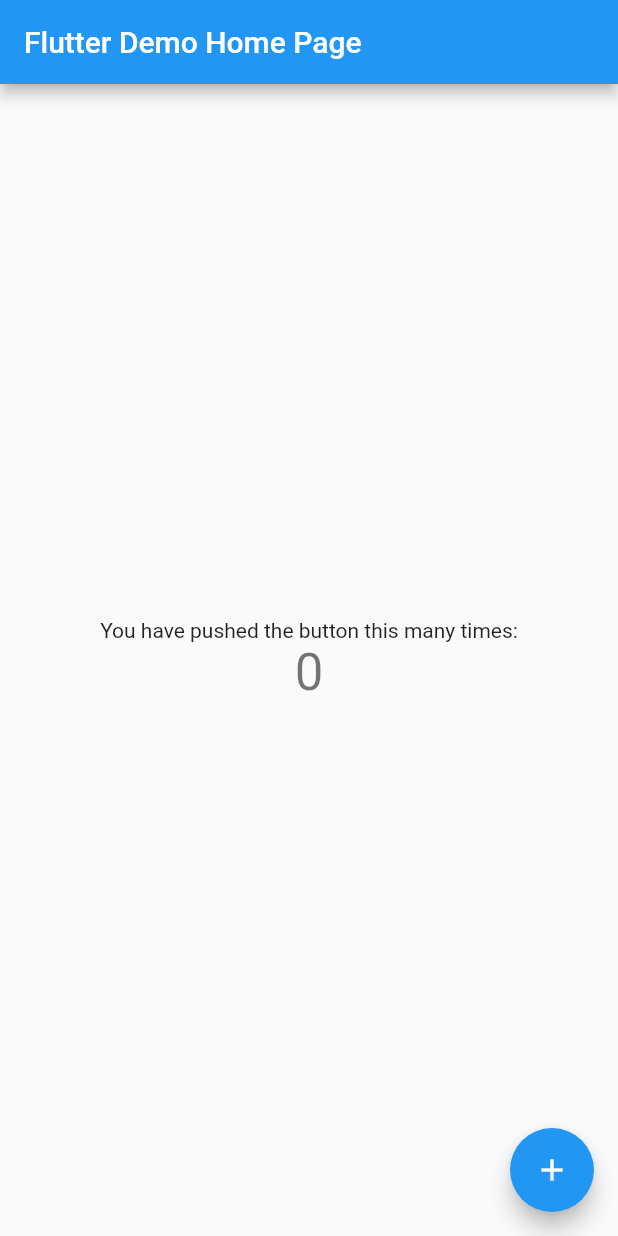
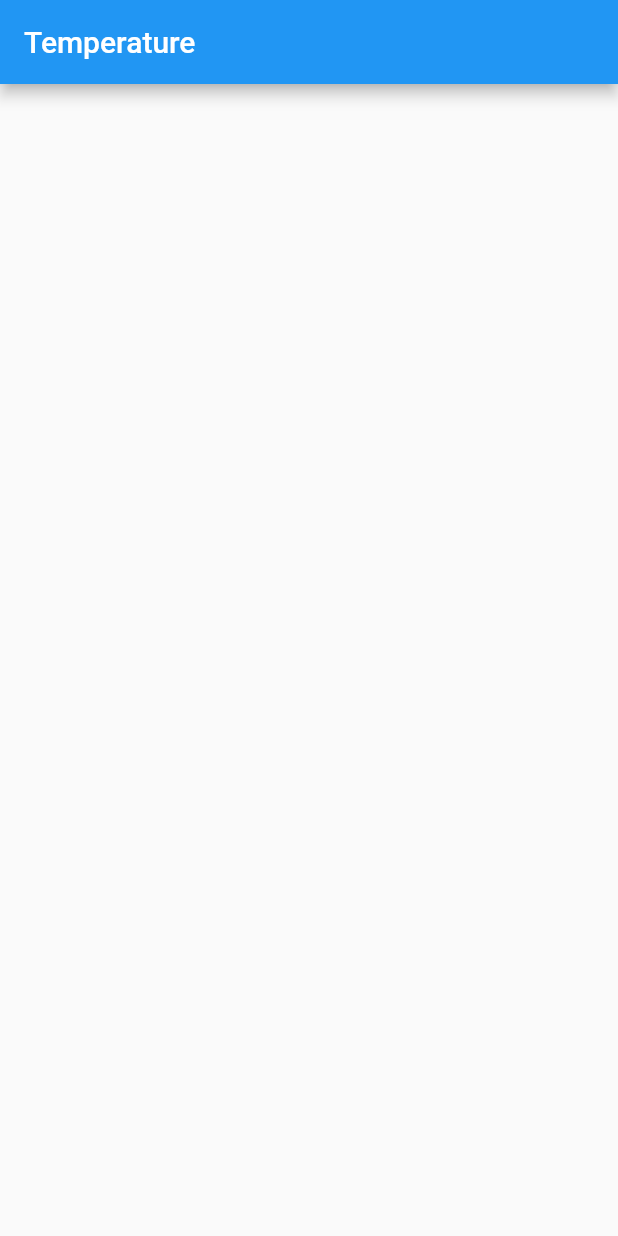
Before and after one commit to eryklorenc/weather_api, a Flutter app: the screen it shows after launch, on a phone screen of 412 x 824 dp. Run offline on Flutter 3.47's test engine with Material 2 defaults, Android fonts, the phone set to English and light mode, and no system bars.

Commit message:
Add home page

```diff
--- /dev/null
+++ b/lib/home.dart
@@ -0,0 +1,20 @@
+import 'package:flutter/material.dart';
+
+class Home extends StatefulWidget {
+  const Home({super.key});
+
+  @override
+  State<Home> createState() => _HomeState();
+}
+
+class _HomeState extends State<Home> {
+  @override
+  Widget build(BuildContext context) {
+    return Scaffold(
+      appBar: AppBar(
+        title: const Text('Temperature'),
+      ),
+      body: const Center(),
+    );
+  }
+}
--- a/lib/main.dart
+++ b/lib/main.dart
@@ -1,4 +1,5 @@
 import 'package:flutter/material.dart';
+import 'package:weather_api/home.dart';
 
 void main() {
   runApp(const MyApp());
@@ -9,57 +10,11 @@ class MyApp extends StatelessWidget {
   @override
   Widget build(BuildContext context) {
     return MaterialApp(
-      title: 'Flutter Demo',
+      title: 'Weather App',
       theme: ThemeData(
         primarySwatch: Colors.blue,
       ),
-      home: const MyHomePage(title: 'Flutter Demo Home Page'),
+      home: const Home(),
     );
   }
 }
-
-class MyHomePage extends StatefulWidget {
-  const MyHomePage({super.key, required this.title});
-  final String title;
-
-  @override
-  State<MyHomePage> createState() => _MyHomePageState();
-}
-
-class _MyHomePageState extends State<MyHomePage> {
-  int _counter = 0;
-
-  void _incrementCounter() {
-    setState(() {
-      _counter++;
-    });
-  }
-
-  @override
-  Widget build(BuildContext context) {
-    return Scaffold(
-      appBar: AppBar(
-        title: Text(widget.title),
-      ),
-      body: Center(
-        child: Column(
-          mainAxisAlignment: MainAxisAlignment.center,
-          children: <Widget>[
-            const Text(
-              'You have pushed the button this many times:',
-            ),
-            Text(
-              '$_counter',
-              style: Theme.of(context).textTheme.headlineMedium,
-            ),
-          ],
-        ),
-      ),
-      floatingActionButton: FloatingActionButton(
-        onPressed: _incrementCounter,
-        tooltip: 'Increment',
-        child: const Icon(Icons.add),
-      ),
-    );
-  }
-}
```
